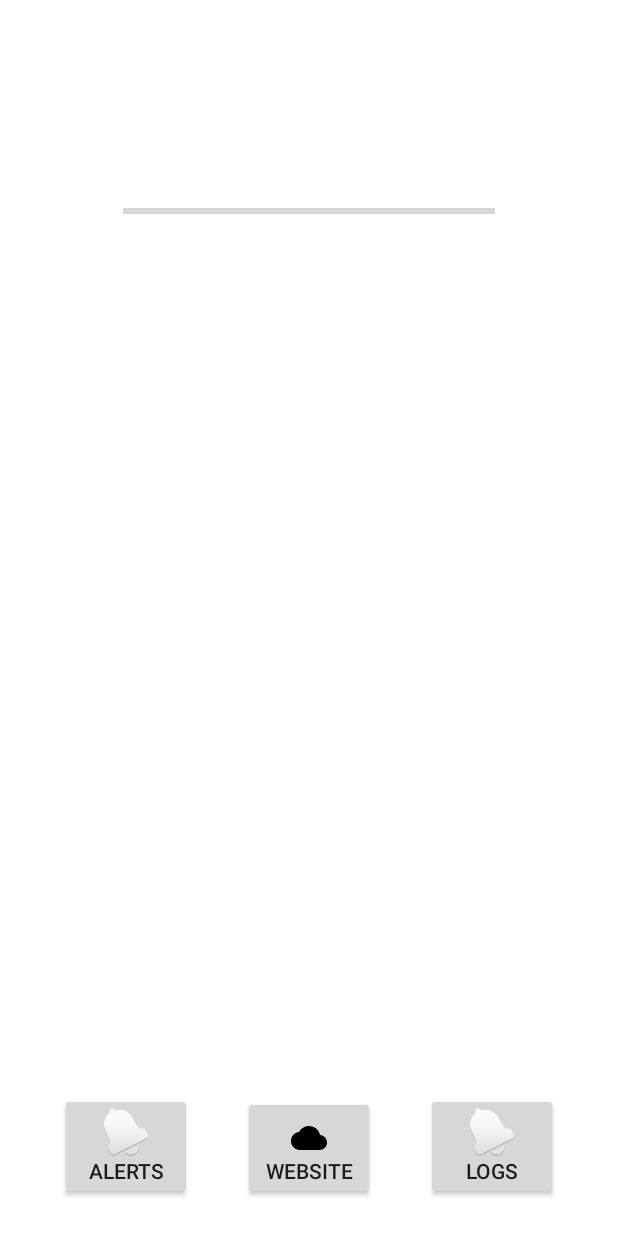
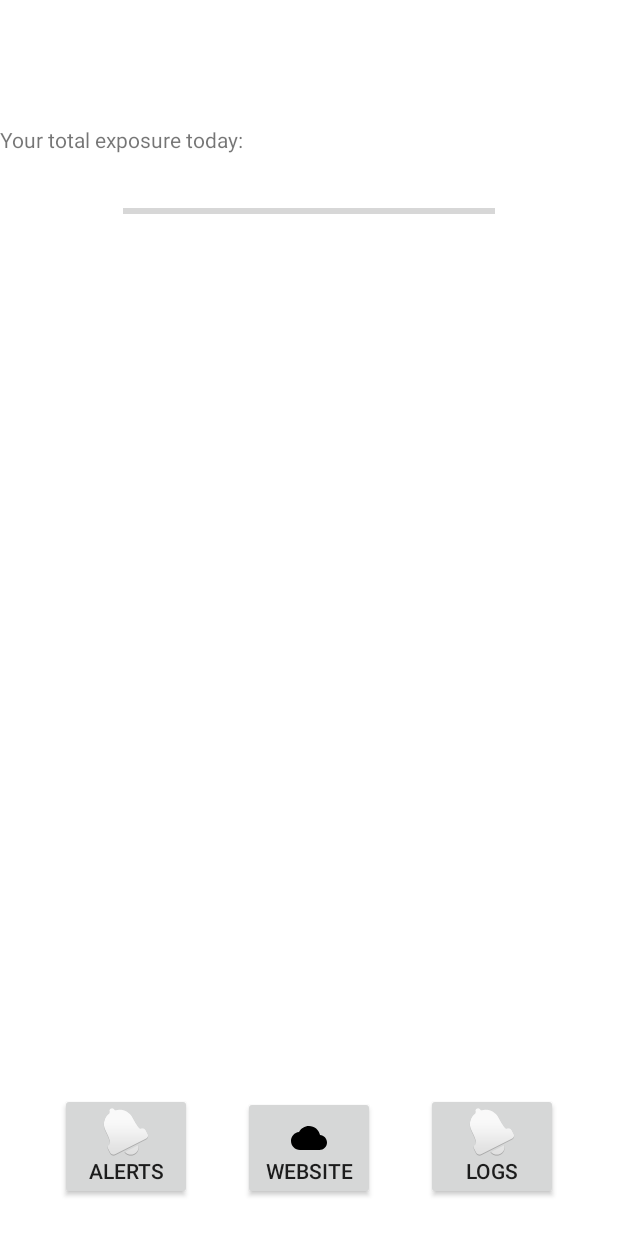
Before and after one commit to rphi/IoTSSC, an Android app: the HomeActivity screen opened directly, with no data from a screen before it, on a phone screen of 412 x 824 dp. Run offline under Robolectric (Android 15) with nearby library versions, the phone set to English and light mode, and no system bars.

Commit message:
track and display todays exposure

```diff
--- a/android/IoTSSC_App/app/src/main/java/com/airsense/iotssc_app/HomeActivity.kt
+++ b/android/IoTSSC_App/app/src/main/java/com/airsense/iotssc_app/HomeActivity.kt
@@ -3,14 +3,22 @@ package com.airsense.iotssc_app
 import android.app.ActivityManager
 import android.content.Context
 import android.content.Intent
+import android.content.res.ColorStateList
+import android.graphics.Color
 import android.net.Uri
 import android.os.Bundle
+import android.os.Handler
+import android.util.Log
 import android.widget.Button
+import android.widget.ProgressBar
 import androidx.appcompat.app.AppCompatActivity
 import com.airsense.iotssc_app.utils.DataLoggerService
+import java.lang.Integer.max
+import java.lang.Integer.min
 
 
 class HomeActivity : AppCompatActivity() {
+    private val EXPOSURELIMIT = 1440 * 125 // mins in day * midway through unhealthy to sensitive group section of index
 
     override fun onCreate(savedInstanceState: Bundle?) {
         super.onCreate(savedInstanceState)
@@ -21,6 +29,36 @@ class HomeActivity : AppCompatActivity() {
             startActivity(activityIntent)
         }
         setupButtons()
+        findViewById<ProgressBar>(R.id.exposureBar).max =  EXPOSURELIMIT
+        val handler = Handler()
+        Thread(Runnable {
+            while (true) {
+                handler.post(Runnable {
+                    updateProgressBar()
+                })
+                try {
+                    Thread.sleep(60_000)
+                } catch (e: InterruptedException) {
+                    e.printStackTrace()
+                }
+
+            }
+        }).start()
+    }
+
+    private fun updateProgressBar(){
+        val exposurePrefs = applicationContext.getSharedPreferences(
+                applicationContext.getString(R.string.daily_exposure_file), Context.MODE_PRIVATE)
+        val exposure = exposurePrefs.getInt("total", 0)
+        Log.i("home", "updating exposure total to: $exposure")
+        val progressBar =findViewById<ProgressBar>(R.id.exposureBar)
+        progressBar.progress = exposure
+        val red = min((exposure/EXPOSURELIMIT)*255, 255)
+        val green = max(((EXPOSURELIMIT-exposure)/EXPOSURELIMIT)*255, 0)
+        val states = arrayOf(intArrayOf(android.R.attr.state_enabled), intArrayOf(-android.R.attr.state_enabled), intArrayOf(-android.R.attr.state_checked), intArrayOf(android.R.attr.state_pressed))
+        val colours = intArrayOf(Color.argb(255,red,green, 0))
+        progressBar.backgroundTintList = ColorStateList(arrayOf(intArrayOf(android.R.attr.state_enabled)), colours)
+
     }
 
     private fun setupButtons(){
--- a/android/IoTSSC_App/app/src/main/res/layout/activity_home.xml
+++ b/android/IoTSSC_App/app/src/main/res/layout/activity_home.xml
@@ -48,8 +48,20 @@
         android:layout_width="248dp"
         android:layout_height="50dp"
         android:layout_marginTop="116dp"
+        android:indeterminate="false"
+        android:max="200"
+        android:progressTint="#FFFFFF"
         app:layout_constraintEnd_toEndOf="parent"
         app:layout_constraintStart_toStartOf="parent"
         app:layout_constraintTop_toTopOf="parent" />
 
+    <TextView
+        android:id="@+id/textView"
+        android:layout_width="wrap_content"
+        android:layout_height="wrap_content"
+        android:layout_marginBottom="13dp"
+        android:text="Your total exposure today:"
+        app:layout_constraintBottom_toTopOf="@+id/exposureBar"
+        tools:layout_editor_absoluteX="82dp" />
+
 </androidx.constraintlayout.widget.ConstraintLayout>
--- a/android/IoTSSC_App/app/src/main/res/values/strings.xml
+++ b/android/IoTSSC_App/app/src/main/res/values/strings.xml
@@ -41,6 +41,7 @@
 
     <string name="initialise_the_bluetooth_adapter">Hehehehe... You will need to initialise the Bluetooth Adapter first!</string>
     <string name="bluetooth_settings_file">btooth_settings</string>
+    <string name="daily_exposure_file">btooth_settings</string>
 
 
 </resources>
```
Also changed, not shown: android/IoTSSC_App/app/src/main/java/com/airsense/iotssc_app/utils/DataLoggerService.kt (+43 -1 lines).
